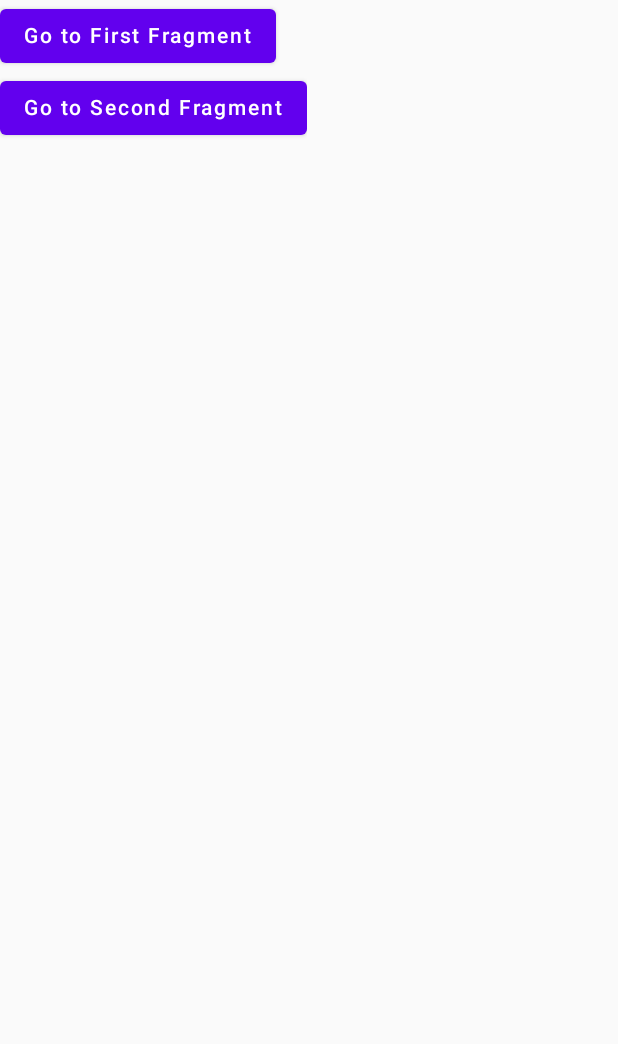
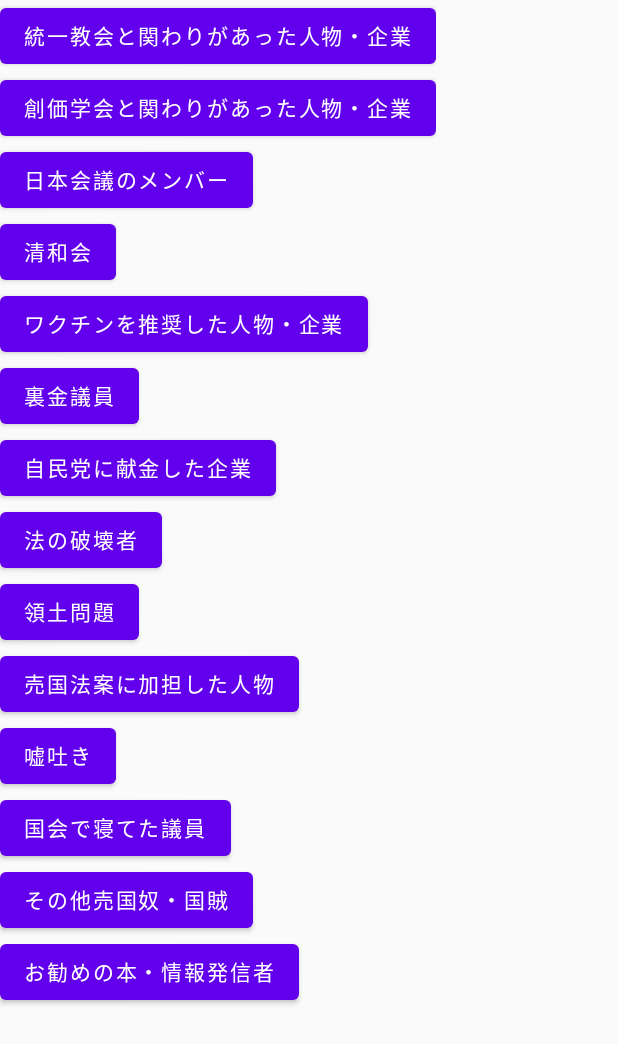
Before and after one commit to Yuki-Naka-Sharing-Study/CrisisOfJapan, an Android app built with Jetpack Compose: the screen it shows after launch (MainActivity), on a phone screen of 412 x 824 dp. Shown: the top 1044 px of the screen. Run offline under Robolectric (Android 15) with nearby library versions, the phone set to English and light mode, and no system bars.

Commit message:
各画面遷移先全て作成済み。

```diff
--- a/app/src/main/java/com/example/crisis_of_japan/HomeFragment.kt
+++ b/app/src/main/java/com/example/crisis_of_japan/HomeFragment.kt
@@ -9,11 +9,47 @@ import androidx.navigation.NavHostController
 @Composable
 fun HomeFragment(navController: NavHostController) {
     Column {
-        Button(onClick = { navController.navigate("firstFragment") }) {
-            Text("Go to First Fragment")
+        Button(onClick = { navController.navigate("touitsuFragment") }) {
+            Text("統一教会と関わりがあった人物・企業")
         }
-        Button(onClick = { navController.navigate("secondFragment") }) {
-            Text("Go to Second Fragment")
+        Button(onClick = { navController.navigate("touitsuFragment") }) {
+            Text("創価学会と関わりがあった人物・企業")
+        }
+        Button(onClick = { navController.navigate("nihonKaigiFragment") }) {
+            Text("日本会議のメンバー")
+        }
+        Button(onClick = { navController.navigate("seiwakaiFragment") }) {
+            Text("清和会")
+        }
+        Button(onClick = { navController.navigate("vaccineFragment") }) {
+            Text("ワクチンを推奨した人物・企業")
+        }
+        Button(onClick = { navController.navigate("uraganeFragment") }) {
+            Text("裏金議員")
+        }
+        Button(onClick = { navController.navigate("jiminFragment") }) {
+            Text("自民党に献金した企業")
+        }
+        Button(onClick = { navController.navigate("lawFragment") }) {
+            Text("法の破壊者")
+        }
+        Button(onClick = { navController.navigate("territoryFragment") }) {
+            Text("領土問題")
+        }
+        Button(onClick = { navController.navigate("baikokuFragment") }) {
+            Text("売国法案に加担した人物")
+        }
+        Button(onClick = { navController.navigate("liarFragment") }) {
+            Text("嘘吐き")
+        }
+        Button(onClick = { navController.navigate("sleepFragment") }) {
+            Text("国会で寝てた議員")
+        }
+        Button(onClick = { navController.navigate("otherFragment") }) {
+            Text("その他売国奴・国賊")
+        }
+        Button(onClick = { navController.navigate("otherFragment") }) {
+            Text("お勧めの本・情報発信者")
         }
     }
 }
--- a/app/src/main/java/com/example/crisis_of_japan/MainActivity.kt
+++ b/app/src/main/java/com/example/crisis_of_japan/MainActivity.kt
@@ -21,8 +21,20 @@ class MainActivity : ComponentActivity() {
         val navController = rememberNavController()
         NavHost(navController = navController, startDestination = "home") {
             composable("home") { HomeFragment(navController) }
-            composable("firstFragment") { FirstFragment(navController) }
-            composable("secondFragment") { SecondFragment(navController) }
+            composable("touitsuFragment") { TouitsuFragment(navController) }
+            composable("soukaFragment") { SoukaFragment(navController) }
+            composable("nihonKaigiFragment") { NihonKaigiFragment(navController) }
+            composable("seiwakaiFragment") { SeiwakaiFragment(navController) }
+            composable("vaccineFragment") { VaccineFragment(navController) }
+            composable("uraganeFragment") { UraganeFragment(navController) }
+            composable("jiminFragment") { JiminFragment(navController) }
+            composable("lawFragment") { LawFragment(navController) }
+            composable("territoryFragment") { TerritoryFragment(navController) }
+            composable("baikokuFragment") { BaikokuFragment(navController) }
+            composable("liarFragment") { LiarFragment(navController) }
+            composable("sleepFragment") { SleepFragment(navController) }
+            composable("otherFragment") { OtherFragment(navController) }
+            composable("infoFragment") { InfoFragment(navController) }
         }
     }
 }
--- a/app/src/main/java/com/example/crisis_of_japan/SecondFragment.kt
+++ b/app/src/main/java/com/example/crisis_of_japan/NihonKaigiFragment.kt
@@ -7,13 +7,13 @@ import androidx.compose.runtime.Composable
 import androidx.navigation.NavHostController
 
 @Composable
-fun SecondFragment(navController: NavHostController) {
+fun NihonKaigiFragment(navController: NavHostController) {
 
     Column {
-        Text("This is Second Fragment")
+        Text("日本会議のメンバー")
 
         Button(onClick = { navController.navigate("home") }) {
-            Text("Go to Home Fragment")
+            Text("ホーム画面に戻る")
         }
     }
 }
--- a/app/src/main/java/com/example/crisis_of_japan/FirstFragment.kt
+++ b/app/src/main/java/com/example/crisis_of_japan/SoukaFragment.kt
@@ -7,13 +7,13 @@ import androidx.compose.runtime.Composable
 import androidx.navigation.NavHostController
 
 @Composable
-fun FirstFragment(navController: NavHostController) {
+fun SoukaFragment(navController: NavHostController) {
 
     Column {
-        Text("This is First Fragment")
+        Text("創価学会と関わりがあった人物・企業")
 
         Button(onClick = { navController.navigate("home") }) {
-            Text("Go to Home Fragment")
+            Text("ホーム画面に戻る")
         }
     }
 }
```
Also changed, not shown: app/src/main/java/com/example/crisis_of_japan/BaikokuFragment.kt (added, +19 -0 lines), app/src/main/java/com/example/crisis_of_japan/InfoFragment.kt (added, +19 -0 lines), app/src/main/java/com/example/crisis_of_japan/JiminFragment.kt (added, +19 -0 lines), app/src/main/java/com/example/crisis_of_japan/LawFragment.kt (added, +19 -0 lines), app/src/main/java/com/example/crisis_of_japan/LiarFragment.kt (added, +19 -0 lines), app/src/main/java/com/example/crisis_of_japan/OtherFragment.kt (added, +19 -0 lines), app/src/main/java/com/example/crisis_of_japan/SeiwakaiFragment.kt (added, +19 -0 lines), app/src/main/java/com/example/crisis_of_japan/SleepFragment.kt (added, +19 -0 lines), app/src/main/java/com/example/crisis_of_japan/TerritoryFragment.kt (added, +19 -0 lines), app/src/main/java/com/example/crisis_of_japan/TouitsuFragment.kt (added, +19 -0 lines), app/src/main/java/com/example/crisis_of_japan/UraganeFragment.kt (added, +19 -0 lines), app/src/main/java/com/example/crisis_of_japan/VaccineFragment.kt (added, +19 -0 lines), app/src/main/res/layout/fragment_home.xml (deleted, +0 -14 lines), app/src/main/res/layout/fragment_one.xml (deleted, +0 -14 lines), 1 more files.
